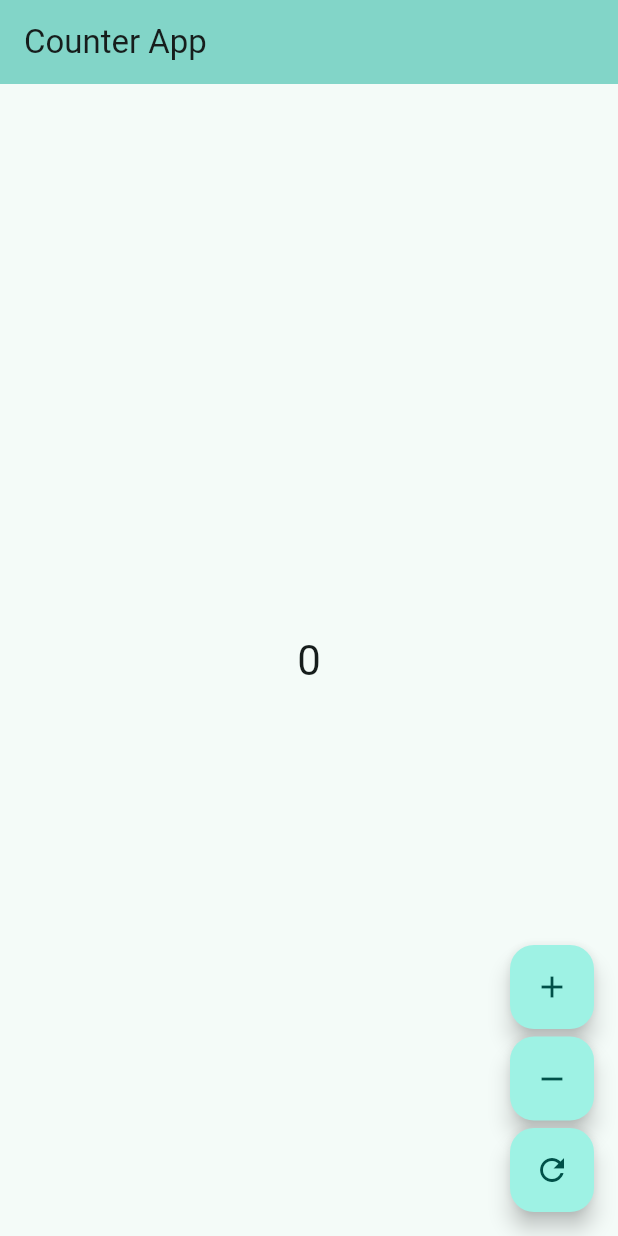
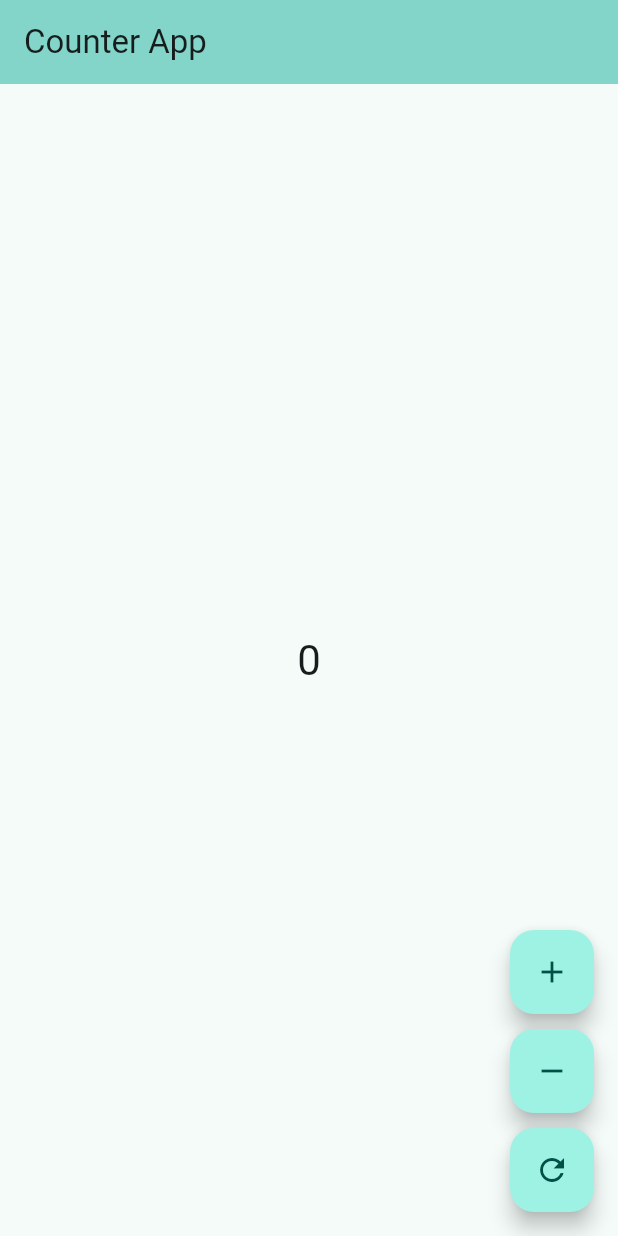
Before and after one commit to AbhinandhanaPU/counter_bloc, a Flutter app: the screen it shows after launch, on a phone screen of 412 x 824 dp. Run offline on Flutter 3.47's test engine with Material 3 defaults, Android fonts, the phone set to English and light mode, and no system bars; our stand-ins replace flutter_bloc.

Commit message:
solved --type_literal_in_constant_pattern-- issues on counterpage

```diff
--- a/lib/counter/screens/counter_page.dart
+++ b/lib/counter/screens/counter_page.dart
@@ -23,61 +23,56 @@ class _CounterPageState extends State<CounterPage> {
     return BlocBuilder<CounterBloc, CounterState>(
       bloc: counterBloc,
       builder: (context, state) {
-        switch (state.runtimeType) {
-          case CounterLoadingState:
-            return Scaffold(
-              body: Center(
-                child: CircularProgressIndicator(),
-              ),
+        if (state is CounterLoadingState) {
+          return const Scaffold(
+            body: Center(child: CircularProgressIndicator()),
           );
-          case CounterInitialState:
-            final countState = state as CounterInitialState;
+        } else if (state is CounterInitialState) {
           return Scaffold(
             appBar: AppBar(
               backgroundColor: Theme.of(context).colorScheme.inversePrimary,
-                title: Text('Counter App'),
+              title: const Text('Counter App'),
             ),
             body: Center(
               child: Column(
                 mainAxisAlignment: MainAxisAlignment.center,
                 children: <Widget>[
                   Text(
-                    countState.count.toString(),
+                    state.count.toString(),
                     style: Theme.of(context).textTheme.headlineMedium,
                   ),
                 ],
-              )),
+              ),
+            ),
             floatingActionButton: Column(
-                spacing: 5,
+              spacing: 10,
               mainAxisSize: MainAxisSize.min,
               children: [
                 FloatingActionButton(
-                    onPressed: () {
-                      counterBloc.add(CounterIncrementEvent());
-                    },
+                  onPressed: () =>
+                      context.read<CounterBloc>().add(CounterIncrementEvent()),
                   tooltip: 'Increment',
                   child: const Icon(Icons.add),
                 ),
                 FloatingActionButton(
-                    onPressed: () {
-                      counterBloc.add(CounterDecrementEvent());
-                    },
+                  onPressed: () =>
+                      context.read<CounterBloc>().add(CounterDecrementEvent()),
                   tooltip: 'Decrement',
                   child: const Icon(Icons.remove),
                 ),
                 FloatingActionButton(
-                    onPressed: () {
-                      counterBloc.add(CounterResetEvent());
-                    },
+                  onPressed: () =>
+                      context.read<CounterBloc>().add(CounterResetEvent()),
                   tooltip: 'Reset',
                   child: const Icon(Icons.refresh),
                 ),
               ],
             ),
           );
-
-          default:
-            return SizedBox();
+        } else {
+          return const Scaffold(
+            body: Center(child: Text('Unexpected state!')),
+          );
         }
       },
     );
```
Lines whose indentation alone changed are shown as unchanged.
